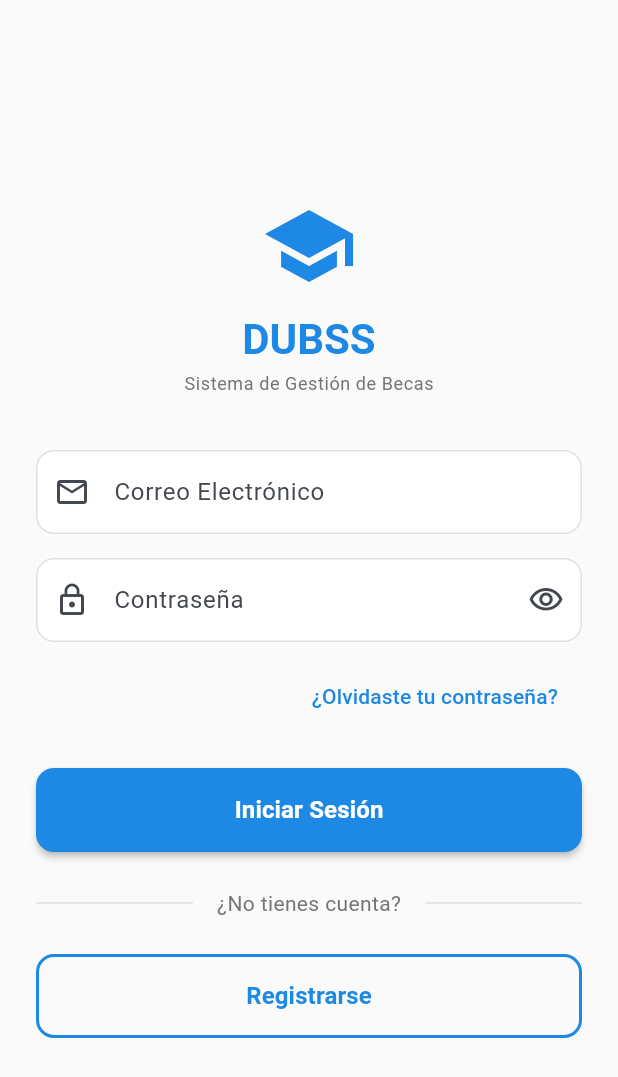
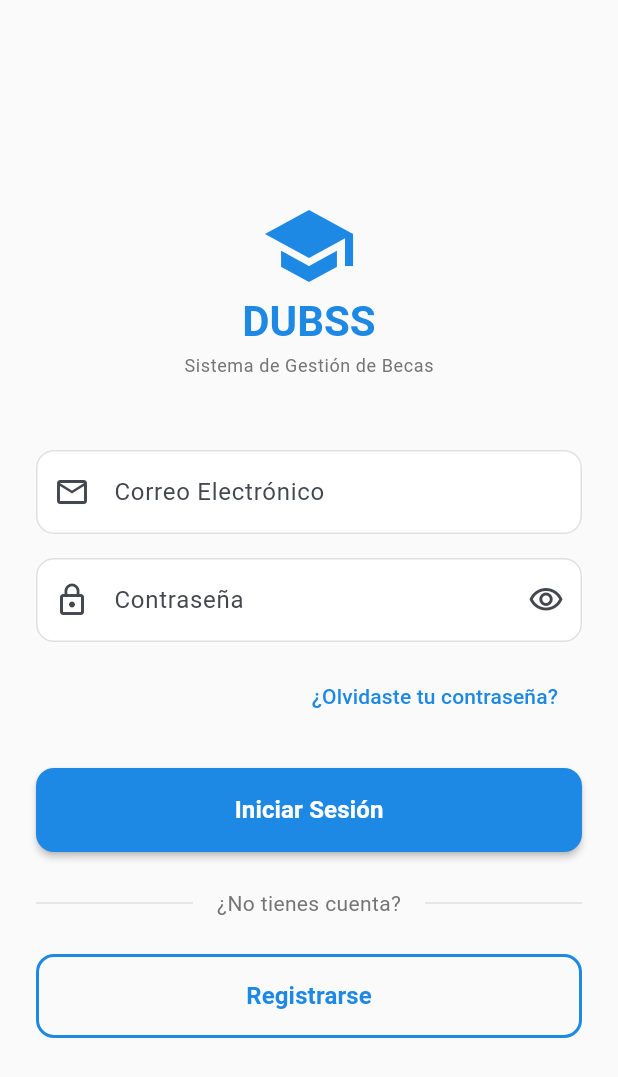
Before and after one commit to guiiyanxD/dubss_app, a Flutter app: the screen it shows after launch, on a phone screen of 412 x 824 dp. Shown: the top 1077 px of the screen. Run offline on Flutter 3.47's test engine with Material 3 defaults, Android fonts, the light colour scheme and no system bars; our stand-ins replace dio, flutter_secure_storage, shared_preferences; accounts and stored records are empty.

```diff
--- a/lib/config/api_config.dart
+++ b/lib/config/api_config.dart
@@ -4,7 +4,7 @@ class ApiConfig {
   // ============================================
 
   // Cambiar según tu entorno
-  static const String _baseUrlProduction = 'https://dubss.edu.bo';
+  static const String _baseUrlProduction = 'https://qcs3wqh6-8000.brs.devtunnels.ms';
   static const String _baseUrlDevelopment = 'http://10.0.2.2:8000'; // Emulador Android
   // static const String _baseUrlDevelopment = 'http://localhost:8000'; // iOS Simulator
 
--- a/lib/screens/auth/login_screen.dart
+++ b/lib/screens/auth/login_screen.dart
@@ -96,7 +96,7 @@ class _LoginScreenState extends State<LoginScreen> {
                           size: 64,
                           color: Theme.of(context).primaryColor,
                         ),
-                        const SizedBox(height: 12),
+                        const SizedBox(height: 0),
                         Text(
                           'DUBSS',
                           style: Theme.of(context).textTheme.headlineMedium?.copyWith(
```
